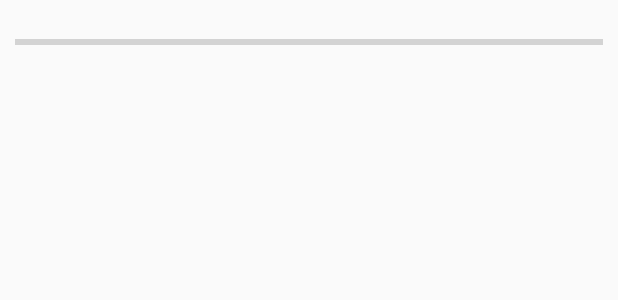
After one commit to mileskrell/times-via-text, an Android app: the layout fragment_download_map_tiles_dialog.xml on its own in the app's theme, with its tools: preview values and no code run, on a phone screen of 412 x 824 dp. The commit adds this screen. Shown: the top 300 px of the screen. Run offline under Robolectric (Android 15) with nearby library versions, the phone set to English and light mode, and no system bars.

Commit message:
Actually downloads the map tiles now. A DialogFragment (DownloadMapTilesDialogFragment) is displayed while the tiles are being downloaded.

```diff
--- /dev/null
+++ b/app/src/main/res/layout/fragment_download_map_tiles_dialog.xml
@@ -0,0 +1,30 @@
+<RelativeLayout
+    xmlns:android="http://schemas.android.com/apk/res/android"
+    android:layout_width="match_parent"
+    android:layout_height="match_parent">
+
+    <ProgressBar
+        android:layout_width="match_parent"
+        android:layout_height="wrap_content"
+        android:layout_marginTop="20dp"
+        android:layout_marginLeft="10dp"
+        android:layout_marginRight="10dp"
+        style="@style/Widget.AppCompat.ProgressBar.Horizontal"
+        android:id="@+id/progress_bar_download_map_tiles" />
+
+    <TextView
+        android:layout_width="wrap_content"
+        android:layout_height="wrap_content"
+        android:layout_below="@id/progress_bar_download_map_tiles"
+        android:layout_marginStart="15dp"
+        android:textStyle="bold"
+        android:id="@+id/text_view_download_map_tiles_percentage" />
+
+    <TextView
+        android:layout_width="wrap_content"
+        android:layout_height="wrap_content"
+        android:layout_below="@id/progress_bar_download_map_tiles"
+        android:layout_marginEnd="15dp"
+        android:layout_alignParentEnd="true"
+        android:id="@+id/text_view_download_map_tiles_tiles_out_of_total" />
+</RelativeLayout>
```
Also changed, not shown: app/src/main/java/com/example/mmkrell/timesviatext/DownloadMapTilesActivity.java (+53 -3 lines), app/src/main/java/com/example/mmkrell/timesviatext/DownloadMapTilesDialogFragment.java (added, +86 -0 lines), app/src/main/java/com/example/mmkrell/timesviatext/MapFragment.java (+11 -8 lines), app/src/main/res/values/strings.xml (+3 -4 lines).
